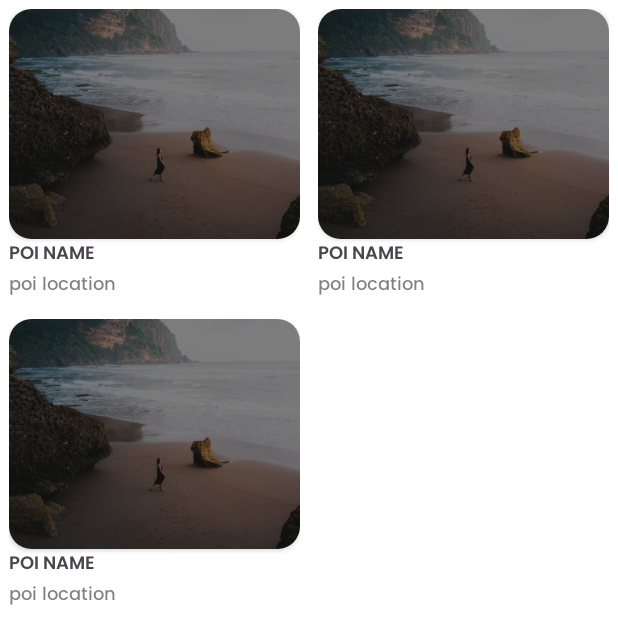
After one commit to Wisnu-C23-PS427/android-wisnu, an Android app: the layout fragment_poi_category.xml on its own in the app's theme, with its tools: preview values and no code run, on a phone screen of 412 x 824 dp. The commit adds this screen. Shown: the top 644 px of the screen. Run offline under Robolectric (Android 15) with nearby library versions, the phone set to English and light mode, and no system bars.

Commit message:
POI Category

```diff
--- a/app/src/main/java/space/mrandika/wisnu/ui/poi/poigalery/GalleryAdapter.kt
+++ b/app/src/main/java/space/mrandika/wisnu/ui/poi/poigalery/GalleryAdapter.kt
@@ -9,8 +9,7 @@ import space.mrandika.wisnu.R
 import space.mrandika.wisnu.databinding.GaleryItemsBinding
 import space.mrandika.wisnu.model.gallery.Gallery
 
-class GalleryAdapter(private val galleryList : List<Int>): RecyclerView.Adapter<GalleryAdapter.ViewHolder>() {
-    private val set = ConstraintSet()
+class GalleryAdapter(private val galleryList : List<Gallery>): RecyclerView.Adapter<GalleryAdapter.ViewHolder>() {
     override fun onCreateViewHolder(parent: ViewGroup, viewType: Int): GalleryAdapter.ViewHolder {
         val binding = GaleryItemsBinding.inflate(LayoutInflater.from(parent.context), parent, false)
         return ViewHolder(binding)
@@ -26,12 +25,11 @@ class GalleryAdapter(private val galleryList : List<Int>): RecyclerView.Adapter<
     inner class ViewHolder(private val binding: GaleryItemsBinding) :
         RecyclerView.ViewHolder(binding.root) {
 
-        fun bind(item: Int) {
+        fun bind(item: Gallery) {
             binding.apply {
                 Glide.with(imageGallery)
                     .load(item)
                     .into(imageGallery)
-
             }
         }
     }
--- /dev/null
+++ b/app/src/main/res/layout/card_items_category.xml
@@ -0,0 +1,46 @@
+<?xml version="1.0" encoding="utf-8"?>
+<androidx.constraintlayout.widget.ConstraintLayout xmlns:android="http://schemas.android.com/apk/res/android"
+    android:layout_width="match_parent"
+    android:layout_height="wrap_content"
+    android:layout_margin="6dp"
+    xmlns:app="http://schemas.android.com/apk/res-auto">
+    <androidx.cardview.widget.CardView
+        android:id="@+id/card"
+        android:layout_width="match_parent"
+        android:layout_height="wrap_content"
+        app:cardCornerRadius="15dp"
+        app:layout_constraintTop_toTopOf="parent"
+        app:layout_constraintStart_toStartOf="parent"
+        app:layout_constraintEnd_toEndOf="parent"
+        >
+        <ImageView
+            android:id="@+id/image_category"
+            android:layout_width="match_parent"
+            android:layout_height="wrap_content"
+            android:src="@drawable/depok"
+            android:scaleType="fitXY"
+            android:adjustViewBounds="true"
+            />
+    </androidx.cardview.widget.CardView>
+    <TextView
+        android:id="@+id/tv_name_poi"
+        android:layout_width="wrap_content"
+        android:layout_height="wrap_content"
+        app:layout_constraintTop_toBottomOf="@+id/card"
+        app:layout_constraintStart_toStartOf="parent"
+        android:fontFamily="@font/poppins_semibold"
+        android:textSize="12sp"
+        android:text="POI NAME"
+        />
+    <TextView
+        android:id="@+id/tv_location_poi"
+        android:layout_width="wrap_content"
+        android:layout_height="wrap_content"
+        app:layout_constraintTop_toBottomOf="@+id/tv_name_poi"
+        app:layout_constraintStart_toStartOf="parent"
+        android:fontFamily="@font/poppins_medium"
+        android:textSize="12sp"
+        android:text="poi location"
+        android:textColor="@color/black_50"
+        />
+</androidx.constraintlayout.widget.ConstraintLayout>
--- /dev/null
+++ b/app/src/main/res/layout/fragment_poi_category.xml
@@ -0,0 +1,53 @@
+<?xml version="1.0" encoding="utf-8"?>
+<androidx.constraintlayout.widget.ConstraintLayout xmlns:android="http://schemas.android.com/apk/res/android"
+    xmlns:tools="http://schemas.android.com/tools"
+    android:layout_width="match_parent"
+    android:layout_height="match_parent"
+    xmlns:app="http://schemas.android.com/apk/res-auto"
+    tools:context=".ui.poi.poicategory.PoiCategoryFragment">
+
+
+    <include
+        android:id="@+id/state_loading"
+        layout="@layout/state_loading"
+        android:layout_width="wrap_content"
+        android:layout_height="wrap_content"
+        app:layout_constraintTop_toTopOf="parent"
+        app:layout_constraintStart_toStartOf="parent"
+        app:layout_constraintEnd_toEndOf="parent"
+        android:visibility="gone"
+        app:layout_constraintBottom_toBottomOf="parent" />
+    <include
+        android:id="@+id/state_error"
+        layout="@layout/state_error"
+        android:layout_width="wrap_content"
+        android:layout_height="wrap_content"
+        app:layout_constraintTop_toTopOf="parent"
+        app:layout_constraintStart_toStartOf="parent"
+        app:layout_constraintEnd_toEndOf="parent"
+        app:layout_constraintBottom_toBottomOf="parent"
+        android:visibility="gone"
+        />
+    <include
+        android:id="@+id/state_empty"
+        layout="@layout/state_empty"
+        android:layout_width="wrap_content"
+        android:layout_height="wrap_content"
+        app:layout_constraintTop_toTopOf="parent"
+        app:layout_constraintStart_toStartOf="parent"
+        app:layout_constraintEnd_toEndOf="parent"
+        app:layout_constraintBottom_toBottomOf="parent"
+        android:visibility="gone"
+        />
+    <androidx.recyclerview.widget.RecyclerView
+        android:id="@+id/rv_category"
+        android:layout_width="match_parent"
+        android:layout_height="match_parent"
+        app:layoutManager="androidx.recyclerview.widget.StaggeredGridLayoutManager"
+        app:spanCount="2"
+        app:layout_constraintEnd_toEndOf="parent"
+        app:layout_constraintStart_toStartOf="parent"
+        app:layout_constraintTop_toTopOf="parent"
+        tools:listitem="@layout/card_items_category"/>
+
+</androidx.constraintlayout.widget.ConstraintLayout>
```
Also changed, not shown: app/src/main/java/space/mrandika/wisnu/ui/poi/poicategory/CategoryUiState.kt (added, +10 -0 lines), app/src/main/java/space/mrandika/wisnu/ui/poi/poicategory/PoiCategoryAdapter.kt (added, +34 -0 lines), app/src/main/java/space/mrandika/wisnu/ui/poi/poicategory/PoiCategoryFragment.kt (added, +71 -0 lines), app/src/main/java/space/mrandika/wisnu/ui/poi/poicategory/PoiCategoryViewModel.kt (added, +46 -0 lines), app/src/main/java/space/mrandika/wisnu/ui/poi/poidetail/PoiDetailFragment.kt (+9 -0 lines), app/src/main/java/space/mrandika/wisnu/ui/poi/poigalery/GalleryPoiFragment.kt (+8 -11 lines).
